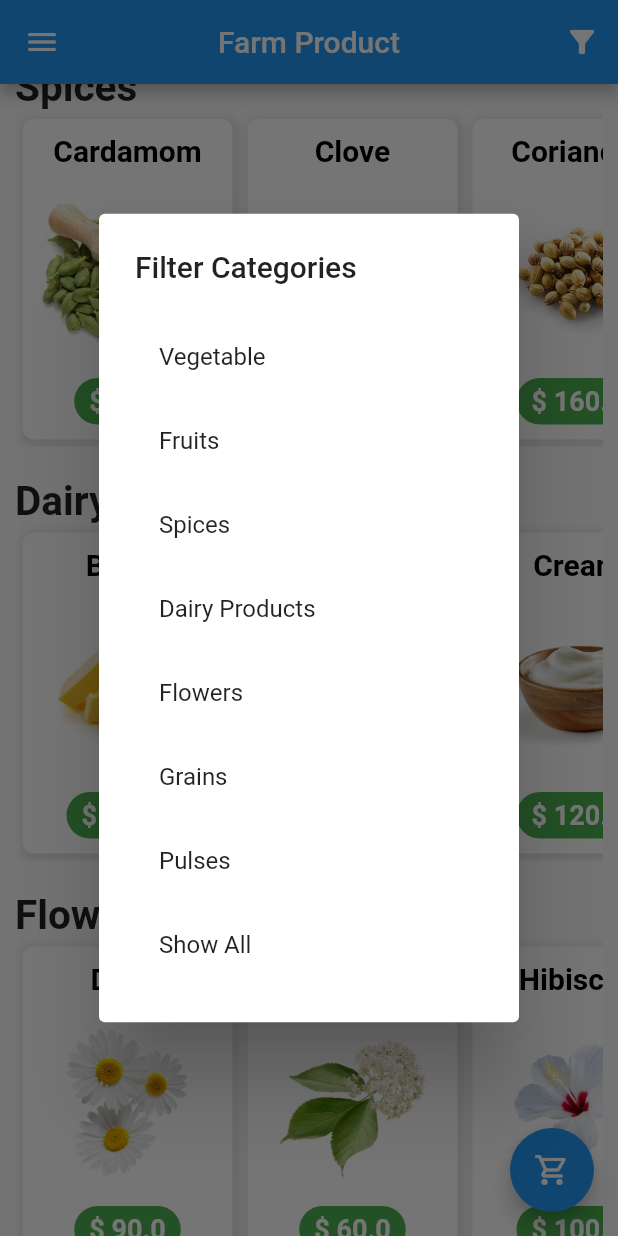
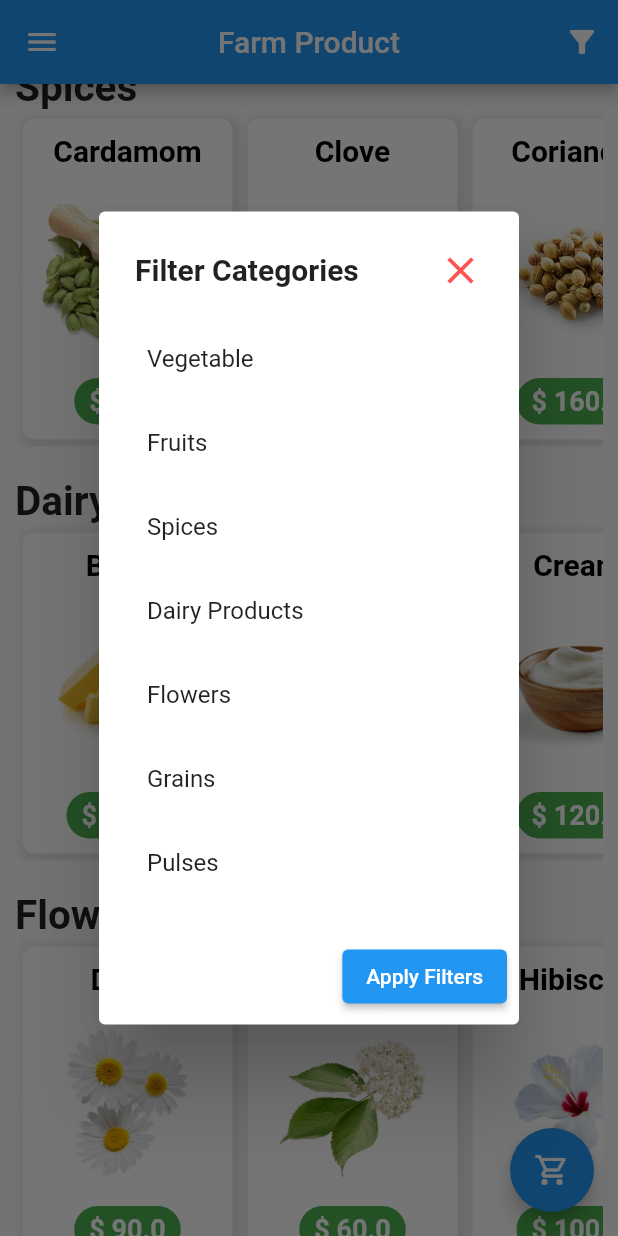
Before and after one commit to Hashir-Akram/farmProductJune, a Flutter app: the GroceryList screen opened directly, scrolled down 576 dp, after a tap on the "filter list alt" icon, on a phone screen of 412 x 824 dp. Run offline on Flutter 3.47's test engine with Material 2 defaults, Android fonts, the phone set to English and light mode, and no system bars; our stand-ins replace connectivity, file_picker, flutter_local_notifications, fluttertoast, shared_preferences, sqflite and 1 more; accounts and stored records are empty.

Commit message:
Enhance the filter option to select multiple items and also change the design of favorite page

```diff
--- a/lib/groceryList.dart
+++ b/lib/groceryList.dart
@@ -5,6 +5,7 @@ import 'package:flutter/services.dart';
 import '../services/dbhelper.dart';
 import 'drawer.dart';
 import '../model/userTable.dart';
+import 'model/filter.dart';
 
 class GroceryList extends StatefulWidget {
   const GroceryList({Key? key}) : super(key: key);
@@ -15,7 +16,7 @@ class GroceryList extends StatefulWidget {
 
 class _GroceryListState extends State<GroceryList> {
   bool isFiltering = false;
-  String? selectedCategory;
+  Set<String> selectedCategories = {};
   List<Widget> filteredItems = [];
 
   // Define categories and their corresponding product lists
@@ -27,8 +28,9 @@ class _GroceryListState extends State<GroceryList> {
 
     categories = {
       "Vegetable": [
-        _buildProductItem("Broccoli", "assets/images/veg/barocoli.png", 100),
-        _buildProductItem("Bell Pepper", "assets/images/veg/bellpaper.png", 180),
+        _buildProductItem("Broccoli", "assets/images/veg/broccoli.png", 100),
+        _buildProductItem(
+            "Bell Pepper", "assets/images/veg/bellpaper.png", 180),
         _buildProductItem("Cabbage", "assets/images/veg/cabbage.png", 80),
         _buildProductItem("Onion", "assets/images/veg/onion.png", 110),
         _buildProductItem("Tomato", "assets/images/veg/tomato.png", 70),
@@ -43,8 +45,9 @@ class _GroceryListState extends State<GroceryList> {
       "Spices": [
         _buildProductItem("Cardamom", "assets/images/spices/cardamom.png", 90),
         _buildProductItem("Clove", "assets/images/spices/clove.png", 180),
-        _buildProductItem("Coriander", "assets/images/spices/coriander.png", 160),
-        _buildProductItem("Mustard", "assets/images/spices/musted.png", 150),
+        _buildProductItem(
+            "Coriander", "assets/images/spices/coriander.png", 160),
+        _buildProductItem("Mustard", "assets/images/spices/mustard.png", 150),
         _buildProductItem("Pepper", "assets/images/spices/pepper.png", 90),
       ],
       "Dairy Products": [
@@ -56,8 +59,10 @@ class _GroceryListState extends State<GroceryList> {
       ],
       "Flowers": [
         _buildProductItem("Daisy", "assets/images/flowers/daisy.jpg", 90),
-        _buildProductItem("Elder Flower", "assets/images/flowers/elderflower.jpg", 60),
-        _buildProductItem("Hibiscus", "assets/images/flowers/hibiscus.jpg", 100),
+        _buildProductItem(
+            "Elder Flower", "assets/images/flowers/elderflower.jpg", 60),
+        _buildProductItem(
+            "Hibiscus", "assets/images/flowers/hibiscus.jpg", 100),
         _buildProductItem("Lavender", "assets/images/flowers/lavender.jpg", 50),
         _buildProductItem("Rose", "assets/images/flowers/rose.jpg", 150),
       ],
@@ -66,14 +71,18 @@ class _GroceryListState extends State<GroceryList> {
         _buildProductItem("Millet", "assets/images/grains/millet.jpg", 180),
         _buildProductItem("Oats", "assets/images/grains/oats.webp", 160),
         _buildProductItem("Rice", "assets/images/grains/rice.jpg", 150),
-        _buildProductItem("Wheat Flour", "assets/images/grains/wheat_flour.jpg", 90),
+        _buildProductItem(
+            "Wheat Flour", "assets/images/grains/wheat_flour.jpg", 90),
       ],
       "Pulses": [
-        _buildProductItem("Black Beans", "assets/images/pulses/black_beans.webp", 90),
+        _buildProductItem(
+            "Black Beans", "assets/images/pulses/black_beans.webp", 90),
         _buildProductItem("Chickpea", "assets/images/pulses/chickpea.jpg", 180),
-        _buildProductItem("Kidney Beans", "assets/images/pulses/kidney_beans.webp", 160),
+        _buildProductItem(
+            "Kidney Beans", "assets/images/pulses/kidney_beans.webp", 160),
         _buildProductItem("Lentils", "assets/images/pulses/lentils.webp", 150),
-        _buildProductItem("Moong Beans", "assets/images/pulses/moong_beans.jpg", 90),
+        _buildProductItem(
+            "Moong Beans", "assets/images/pulses/moong_beans.jpg", 90),
       ],
     };
   }
@@ -141,11 +150,30 @@ class _GroceryListState extends State<GroceryList> {
               MaterialPageRoute(
                 builder: (context) => CartPage(),
               ),
-                      (route) => false);
+              (route) => false,
+            );
           },
-            child:
-            const Icon(Icons.shopping_cart_outlined, color: Colors.white),
-          )),
+          child: const Icon(Icons.shopping_cart_outlined, color: Colors.white),
+        ),
+        bottomNavigationBar: isFiltering
+            ? Container(
+                padding: const EdgeInsets.only(left: 60, right: 60),
+                child: TextButton(
+                  onPressed: () {
+                    setState(() {
+                      selectedCategories.clear();
+                      isFiltering = false;
+                    });
+                  },
+                  style: TextButton.styleFrom(
+                    backgroundColor: Colors.orange,
+                  ),
+                  child: const Text("Clear Filters",
+                      style: TextStyle(color: Colors.white)),
+                ),
+              )
+            : null,
+      ),
     );
   }
 
@@ -160,13 +188,15 @@ class _GroceryListState extends State<GroceryList> {
   }
 
   Widget _buildFilteredCategories() {
-    if (selectedCategory != null) {
-      final products = categories[selectedCategory!];
-      if (products != null) {
-        return _buildProductCategory(selectedCategory!, products);
+    List<Widget> categoryWidgets = [];
+    categories.forEach((category, products) {
+      if (selectedCategories.contains(category)) {
+        categoryWidgets.add(_buildProductCategory(category, products));
       }
-    }
-    return const SizedBox.shrink();
+    });
+    return Column(
+      children: categoryWidgets,
+    );
   }
 
   Widget _buildProductCategory(String categoryName, List<Widget> products) {
@@ -275,39 +305,35 @@ class _GroceryListState extends State<GroceryList> {
   }
 
   void _showFilterDialog() {
+    Set<String> selectedFilters = Set<String>.from(selectedCategories);
+
     showDialog(
       context: context,
       builder: (context) {
-        return AlertDialog(
-          title: const Text("Filter Categories"),
-          content: Column(
-            mainAxisSize: MainAxisSize.min,
-            children: [
-              for (final category in categories.keys)
-                ListTile(
-                  title: Text(category),
-                  onTap: () {
+        return FilterDialog(
+          selectedFilters: selectedFilters,
+          categories: categories.keys.toList(),
+          onFilterChanged: (Set<String> newFilters) {
             setState(() {
-                      selectedCategory = category;
-                      isFiltering = true;
+              selectedCategories = newFilters;
+              isFiltering = selectedCategories.isNotEmpty;
             });
             Navigator.pop(context);
+            if (!isFiltering) {
+              _showNoFilterSelectedSnackBar();
+            }
           },
-                ),
-              ListTile(
-                title: const Text("Show All"),
-                onTap: () {
-                  setState(() {
-                    selectedCategory = null;
-                    isFiltering = false;
-                  });
-                  Navigator.pop(context);
-                },
-              ),
-            ],
-          ),
         );
       },
     );
   }
+
+  void _showNoFilterSelectedSnackBar() {
+    ScaffoldMessenger.of(context).showSnackBar(
+      const SnackBar(
+        content: Text("No filter items selected"),
+        duration: Duration(seconds: 2),
+      ),
+    );
   }
+}
--- a/lib/main.dart
+++ b/lib/main.dart
@@ -28,16 +28,16 @@ final lightTheme = ThemeData(
     brightness: Brightness.light,
     primaryColor: Colors.blue, // Customize your light mode theme properties
     checkboxTheme: CheckboxThemeData(
-      fillColor: MaterialStateProperty.all(Colors.white),
-      checkColor: MaterialStateProperty.all(Colors.white),
+      fillColor: MaterialStateProperty.all(Colors.black26),
+      checkColor: MaterialStateProperty.all(Colors.black26),
     ));
 
 final darkTheme = ThemeData(
     brightness: Brightness.dark,
     primaryColor: Colors.blue, // Customize your dark mode theme properties
     checkboxTheme: CheckboxThemeData(
-      fillColor: MaterialStateProperty.all(Colors.white),
-      checkColor: MaterialStateProperty.all(Colors.white),
+      fillColor: MaterialStateProperty.all(Colors.black26),
+      checkColor: MaterialStateProperty.all(Colors.black26),
     ));
 
 class MyApp extends StatelessWidget {
--- /dev/null
+++ b/lib/model/filter.dart
@@ -0,0 +1,88 @@
+import 'package:flutter/material.dart';
+
+class FilterDialog extends StatefulWidget {
+  final Set<String> selectedFilters;
+  final List<String> categories;
+  final Function(Set<String>) onFilterChanged;
+
+  const FilterDialog({
+    super.key,
+    required this.selectedFilters,
+    required this.categories,
+    required this.onFilterChanged,
+  });
+
+  @override
+  FilterDialogState createState() => FilterDialogState();
+}
+
+class FilterDialogState extends State<FilterDialog> {
+  Set<String> selectedFilters = <String>{};
+
+  @override
+  void initState() {
+    super.initState();
+    selectedFilters = widget.selectedFilters;
+  }
+
+  @override
+  Widget build(BuildContext context) {
+    return AlertDialog(
+      contentPadding: const EdgeInsets.all(16),
+      title: Row(
+        children: [
+          const Expanded(
+            child: Text(
+              "Filter Categories",
+              style: TextStyle(
+                fontWeight: FontWeight.bold,
+                fontSize: 20,
+              ),
+            ),
+          ),
+          GestureDetector(
+            onTap: () {
+              Navigator.pop(context);
+            },
+            child: const Icon(
+              Icons.close,
+              color: Colors.redAccent,
+              size: 30,
+            ),
+          )
+        ],
+      ),
+      content: SingleChildScrollView(
+        child: Column(
+          crossAxisAlignment: CrossAxisAlignment.start,
+          children: widget.categories.map((category) {
+            bool isChecked = selectedFilters.contains(category);
+            return ListTile(
+              title: Text(category),
+              trailing: isChecked
+                  ? const Icon(Icons.check)
+                  : null,
+              onTap: () {
+                setState(() {
+                  if (isChecked) {
+                    selectedFilters.remove(category);
+                  } else {
+                    selectedFilters.add(category);
+                  }
+                });
+              },
+            );
+          }).toList(),
+        ),
+      ),
+      actions: [
+        ElevatedButton(
+          onPressed: () {
+            widget.onFilterChanged(selectedFilters);
+          },
+          child: const Text("Apply Filters"),
+        ),
+      ],
+    );
+  }
+}
```
Also changed, not shown: lib/favorite.dart (+57 -14 lines). Lines whose indentation alone changed are shown as unchanged.
